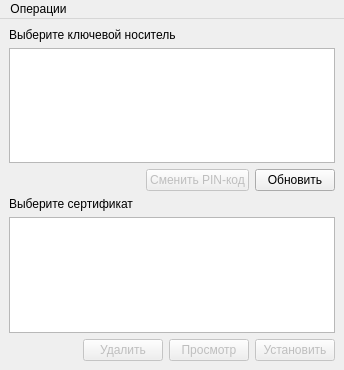
First picture: the form in token-manager-form.ui, repository bmakarenko/token-manager, before the edit.
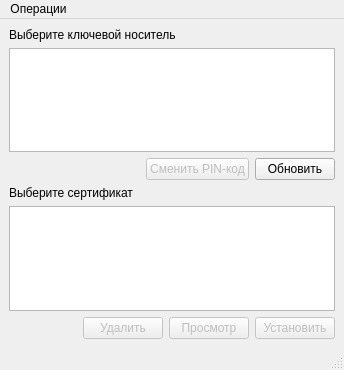
Second picture: the form after the edit. Icons and pictures are not drawn.

Commit message: Parsed CSP version and obsolete version warning

Patch:
```diff
--- a/token-manager-form.ui
+++ b/token-manager-form.ui
@@ -194,6 +194,7 @@
    </widget>
    <addaction name="operations"/>
   </widget>
+  <widget class="QStatusBar" name="statusBar"/>
   <action name="add_license">
    <property name="text">
     <string>Ввод лицензии КриптоПро CSP</string>
```
The commit also changes 1 other file.
